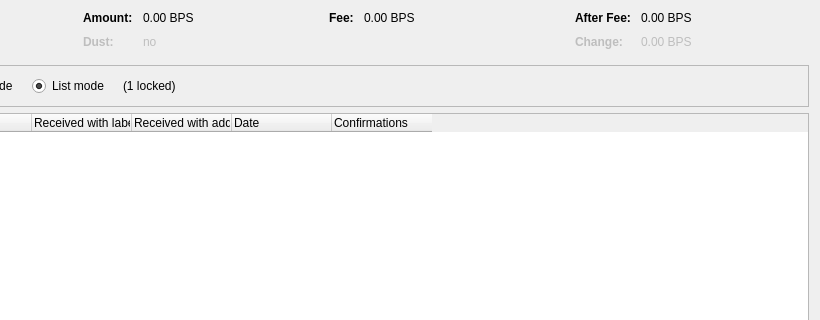
CryptoDev777/litecoin-pos, file src/qt/forms/coincontroldialog.ui: the form before one commit; both pictures show x 180 to 1000 and y 0 to 320 of the 1000 by 500 pixel window.
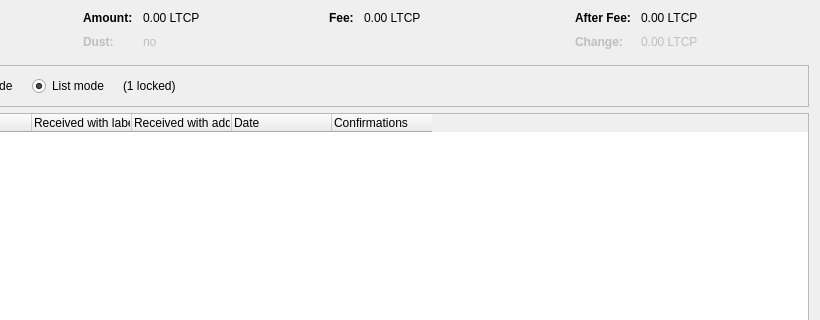
The form after the commit. Custom widgets are drawn as their Qt base class.

```diff
--- a/src/qt/forms/coincontroldialog.ui
+++ b/src/qt/forms/coincontroldialog.ui
@@ -132,7 +132,7 @@
           <enum>Qt::ActionsContextMenu</enum>
          </property>
          <property name="text">
-          <string notr="true">0.00 BPS</string>
+          <string notr="true">0.00 LTCP</string>
          </property>
          <property name="textInteractionFlags">
           <set>Qt::LinksAccessibleByMouse|Qt::TextSelectableByKeyboard|Qt::TextSelectableByMouse</set>
@@ -212,7 +212,7 @@
           <enum>Qt::ActionsContextMenu</enum>
          </property>
          <property name="text">
-          <string notr="true">0.00 BPS</string>
+          <string notr="true">0.00 LTCP</string>
          </property>
          <property name="textInteractionFlags">
           <set>Qt::LinksAccessibleByMouse|Qt::TextSelectableByKeyboard|Qt::TextSelectableByMouse</set>
@@ -257,7 +257,7 @@
           <enum>Qt::ActionsContextMenu</enum>
          </property>
          <property name="text">
-          <string notr="true">0.00 BPS</string>
+          <string notr="true">0.00 LTCP</string>
          </property>
          <property name="textInteractionFlags">
           <set>Qt::LinksAccessibleByMouse|Qt::TextSelectableByKeyboard|Qt::TextSelectableByMouse</set>
@@ -292,7 +292,7 @@
           <enum>Qt::ActionsContextMenu</enum>
          </property>
          <property name="text">
-          <string notr="true">0.00 BPS</string>
+          <string notr="true">0.00 LTCP</string>
          </property>
          <property name="textInteractionFlags">
           <set>Qt::LinksAccessibleByMouse|Qt::TextSelectableByKeyboard|Qt::TextSelectableByMouse</set>
```
